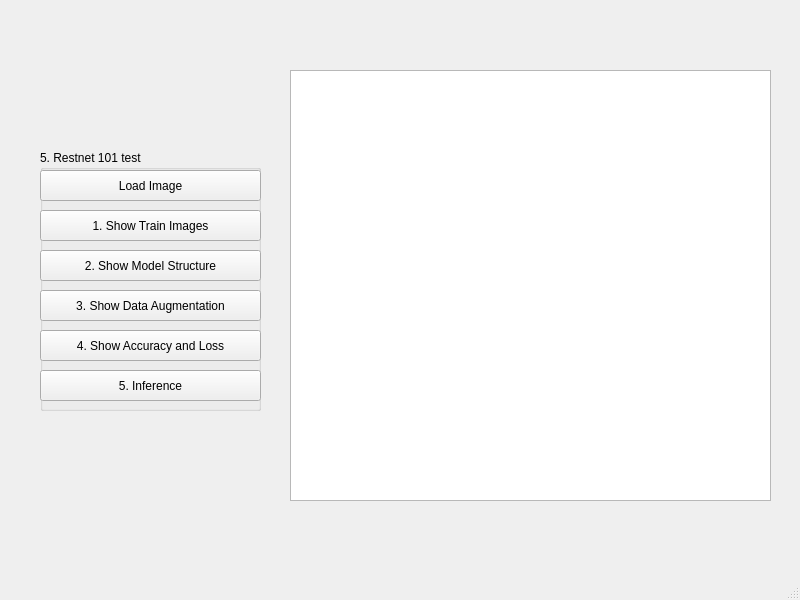
SnaKey0u0/2022CVDL, file Hw1-2/cvdl_hw1-2-5.ui: the form before one commit.
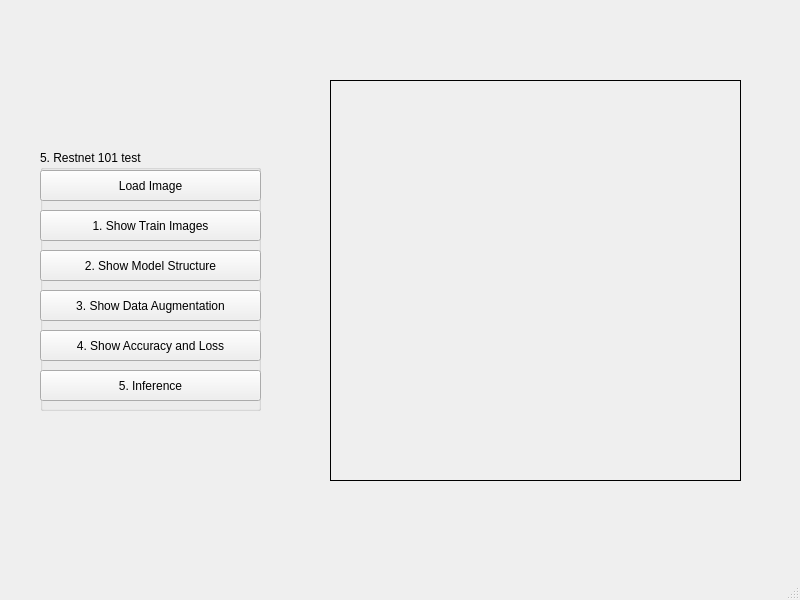
The form after the commit.

```diff
--- a/Hw1-2/cvdl_hw1-2-5.ui
+++ b/Hw1-2/cvdl_hw1-2-5.ui
@@ -105,15 +105,21 @@
      </property>
     </widget>
    </widget>
-   <widget class="QGraphicsView" name="graphics_view">
+   <widget class="QLabel" name="label">
     <property name="geometry">
      <rect>
-      <x>290</x>
-      <y>70</y>
-      <width>481</width>
-      <height>431</height>
+      <x>330</x>
+      <y>80</y>
+      <width>411</width>
+      <height>401</height>
      </rect>
     </property>
+    <property name="frameShape">
+     <enum>QFrame::Box</enum>
+    </property>
+    <property name="text">
+     <string/>
+    </property>
    </widget>
   </widget>
   <widget class="QMenuBar" name="menubar">
```
Left out of the diff: 2 changed lines with no effect on the pictures.
